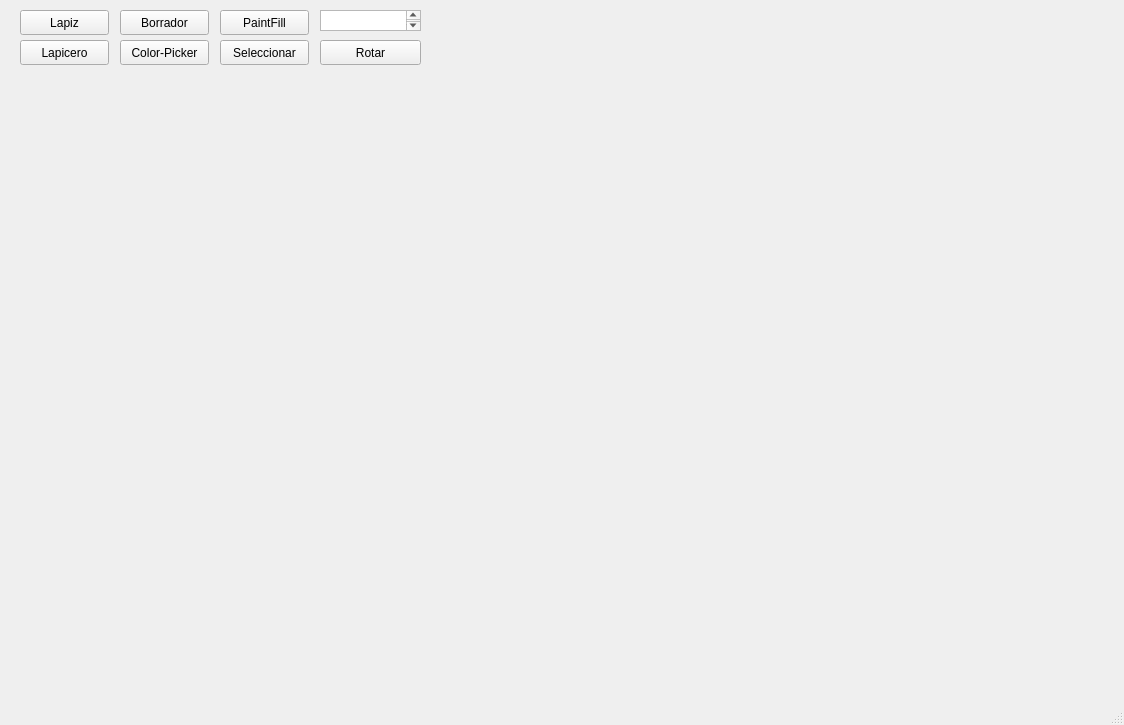
Old version of the form Interfaz/mainwindow.ui in the repository dylangf16/Proyecto-02-CE-2103.
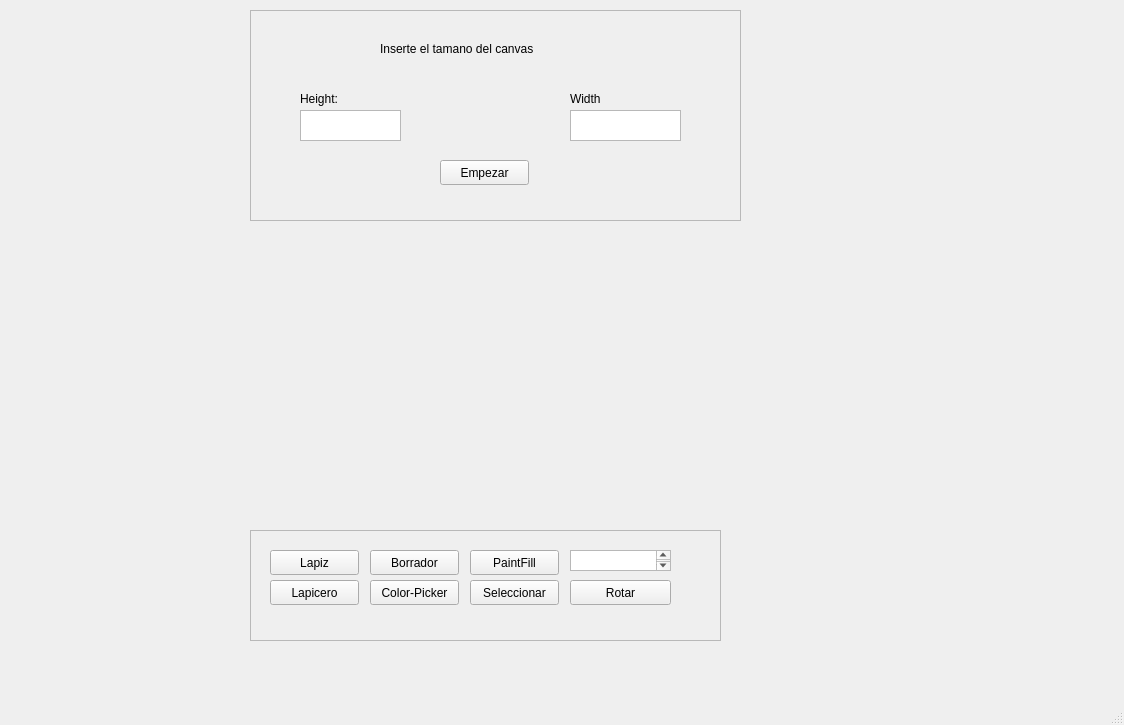
New version of the form.

Commit message: tamano dinamico canvas

```diff
--- a/Interfaz/mainwindow.ui
+++ b/Interfaz/mainwindow.ui
@@ -14,12 +14,27 @@
    <string>MainWindow</string>
   </property>
   <widget class="QWidget" name="centralwidget">
+   <widget class="QFrame" name="framePrincipal">
+    <property name="geometry">
+     <rect>
+      <x>250</x>
+      <y>530</y>
+      <width>471</width>
+      <height>111</height>
+     </rect>
+    </property>
+    <property name="frameShape">
+     <enum>QFrame::StyledPanel</enum>
+    </property>
+    <property name="frameShadow">
+     <enum>QFrame::Raised</enum>
+    </property>
    <widget class="QWidget" name="widget" native="true">
     <property name="geometry">
      <rect>
       <x>10</x>
-      <y>0</y>
-      <width>1111</width>
+       <y>10</y>
+       <width>501</width>
       <height>80</height>
      </rect>
     </property>
@@ -122,6 +137,98 @@
      </property>
      <property name="text">
       <string>Seleccionar</string>
+      </property>
+     </widget>
+    </widget>
+   </widget>
+   <widget class="QFrame" name="frameInicio">
+    <property name="geometry">
+     <rect>
+      <x>250</x>
+      <y>10</y>
+      <width>491</width>
+      <height>211</height>
+     </rect>
+    </property>
+    <property name="frameShape">
+     <enum>QFrame::StyledPanel</enum>
+    </property>
+    <property name="frameShadow">
+     <enum>QFrame::Raised</enum>
+    </property>
+    <widget class="QPlainTextEdit" name="plainTextHeight">
+     <property name="geometry">
+      <rect>
+       <x>50</x>
+       <y>100</y>
+       <width>101</width>
+       <height>31</height>
+      </rect>
+     </property>
+     <property name="overwriteMode">
+      <bool>false</bool>
+     </property>
+    </widget>
+    <widget class="QPlainTextEdit" name="plainTextEditWidth">
+     <property name="geometry">
+      <rect>
+       <x>320</x>
+       <y>100</y>
+       <width>111</width>
+       <height>31</height>
+      </rect>
+     </property>
+    </widget>
+    <widget class="QLabel" name="label">
+     <property name="geometry">
+      <rect>
+       <x>130</x>
+       <y>30</y>
+       <width>201</width>
+       <height>17</height>
+      </rect>
+     </property>
+     <property name="text">
+      <string>Inserte el tamano del canvas</string>
+     </property>
+    </widget>
+    <widget class="QLabel" name="label_2">
+     <property name="geometry">
+      <rect>
+       <x>50</x>
+       <y>80</y>
+       <width>67</width>
+       <height>17</height>
+      </rect>
+     </property>
+     <property name="text">
+      <string>Height:</string>
+     </property>
+    </widget>
+    <widget class="QLabel" name="label_3">
+     <property name="geometry">
+      <rect>
+       <x>320</x>
+       <y>80</y>
+       <width>67</width>
+       <height>17</height>
+      </rect>
+     </property>
+     <property name="text">
+      <string>Width</string>
+     </property>
+    </widget>
+    <widget class="QPushButton" name="btnStart">
+     <property name="geometry">
+      <rect>
+       <x>190</x>
+       <y>150</y>
+       <width>89</width>
+       <height>25</height>
+      </rect>
+     </property>
+     <property name="text">
+      <string>Empezar</string>
      </property>
     </widget>
    </widget>
```
Lines whose indentation alone changed are shown as unchanged. The commit also changes 2 other files.
